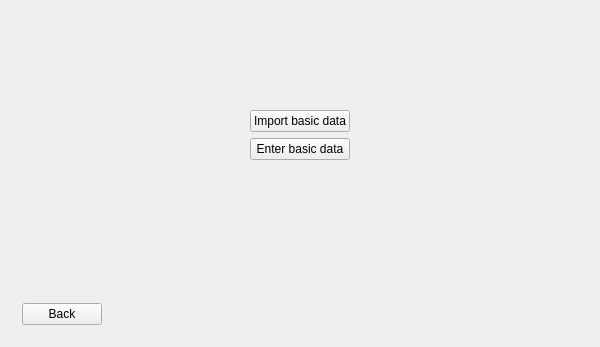
Qt form Orar/OrarApp/SecondView.ui (alexandrutm/UnivTimetable) before a commit.
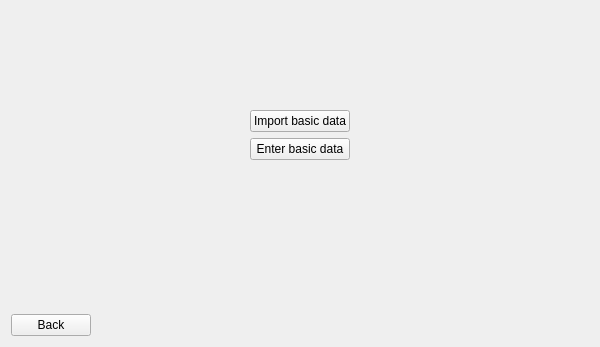
The same form after that commit.

Diff of the .ui file:
```diff
--- a/Orar/OrarApp/SecondView.ui
+++ b/Orar/OrarApp/SecondView.ui
@@ -13,10 +13,6 @@
   <property name="windowTitle">
    <string>SecondView</string>
   </property>
-  <layout class="QVBoxLayout" name="verticalLayout">
-   <item>
-    <widget class="QStackedWidget" name="stackedWidget">
-     <widget class="QWidget" name="page">
       <layout class="QGridLayout" name="gridLayout_2">
        <item row="0" column="0">
         <layout class="QVBoxLayout" name="verticalLayout_2">
@@ -118,10 +114,6 @@
        </item>
       </layout>
      </widget>
-    </widget>
-   </item>
-  </layout>
- </widget>
  <layoutdefault spacing="6" margin="11"/>
  <resources/>
  <connections>
```
Left out of the diff: 23 changed lines with no effect on the pictures. Lines whose indentation alone changed are shown as unchanged.
